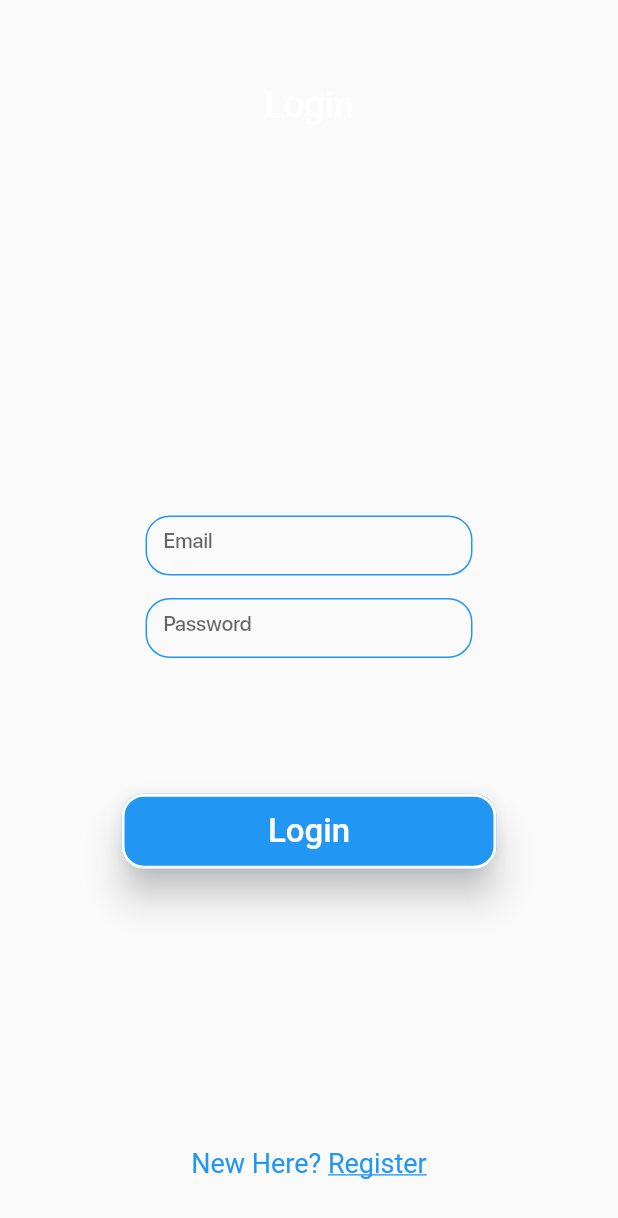
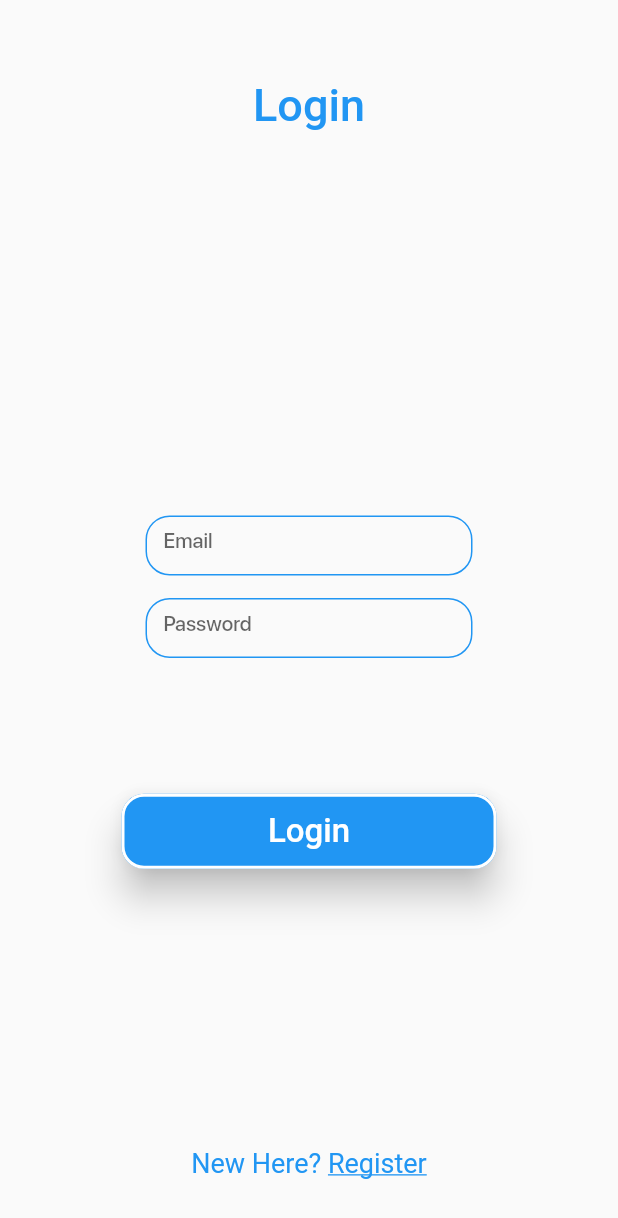
Before and after one commit to Sodiqjon95/apteka_uz, a Flutter app: the screen it shows after launch, on a phone screen of 412 x 824 dp. Shown: the top 1218 px of the screen. Run offline on Flutter 3.47's test engine with Material 2 defaults, Android fonts, the phone set to English and light mode, and no system bars; our stand-ins replace dio, flutter_bloc, fluttertoast, get_storage, mask_text_input_formatter; statements that could not run were skipped; project files that could hold a hidden picture were left out.

```diff
--- a/lib/cubits/products/products_cubit.dart
+++ b/lib/cubits/products/products_cubit.dart
@@ -1,3 +1,4 @@
+import 'package:apteka_uz/data/models/products/product_item.dart';
 import 'package:flutter_bloc/flutter_bloc.dart';
 import 'package:meta/meta.dart';
 
--- a/lib/data/models/products/drugs_item.dart
+++ b/lib/data/models/products/product_item.dart
@@ -1,6 +1,6 @@
 import 'package:json_annotation/json_annotation.dart';
 
-part 'drugs_item.g.dart';
+part 'product_item.g.dart';
 
 @JsonSerializable()
 class ProductItem {
@@ -23,7 +23,7 @@ class ProductItem {
       required this.quantity});
 
   factory ProductItem.fromJson(Map<String, dynamic> json) =>
-      _$DrugsItemFromJson(json);
+      _$ProductItemFromJson(json);
 
-  Map<String, dynamic> toJson() => _$DrugsItemToJson(this);
+  Map<String, dynamic> toJson() => _$ProductItemToJson(this);
 }
--- a/lib/data/repositories/products_repository.dart
+++ b/lib/data/repositories/products_repository.dart
@@ -1,4 +1,4 @@
-import 'package:apteka_uz/data/models/products/drugs_item.dart';
+import 'package:apteka_uz/data/models/products/product_item.dart';
 import 'package:apteka_uz/data/services/api_provider.dart';
 
 class ProductsRepository {
--- a/lib/data/services/api_provider.dart
+++ b/lib/data/services/api_provider.dart
@@ -1,7 +1,7 @@
 import 'dart:io';
 
 import 'package:apteka_uz/data/local/storage/storage.dart';
-import 'package:apteka_uz/data/models/products/drugs_item.dart';
+import 'package:apteka_uz/data/models/products/product_item.dart';
 import 'package:apteka_uz/utils/constants.dart';
 import 'package:dio/dio.dart';
 import 'package:flutter/widgets.dart';
--- a/lib/main.dart
+++ b/lib/main.dart
@@ -12,7 +12,7 @@ import 'package:get_storage/get_storage.dart';
 void main() async {
   WidgetsFlutterBinding.ensureInitialized();
   await GetStorage.init();
-  runApp(const MyApp());
+  runApp(const App());
 }
 
 class App extends StatelessWidget {
@@ -31,7 +31,7 @@ class App extends StatelessWidget {
           ),
         ),
       ],
-      child: BlocProvider(
+      child: BlocProvider<AuthCubit>(
         create: (context) => AuthCubit(
           productsRepository: context.read<ProductsRepository>(),
         ),
--- a/lib/presentations/auth/auth_page.dart
+++ b/lib/presentations/auth/auth_page.dart
@@ -0,0 +1,29 @@
+import 'package:apteka_uz/cubits/auth/auth_cubit.dart';
+import 'package:apteka_uz/presentations/auth/login_screen/login_screen.dart';
+import 'package:apteka_uz/presentations/auth/register_screen/register_screen.dart';
+import 'package:apteka_uz/presentations/home_screen/home_screen.dart';
+import 'package:flutter/widgets.dart';
+import 'package:flutter_bloc/flutter_bloc.dart';
+
+class AuthView extends StatelessWidget {
+  const AuthView({super.key});
+
+  @override
+  Widget build(BuildContext context) {
+    return BlocBuilder<AuthCubit, AuthState>(
+      builder: (context, state) {
+        if (state is SignInState) {
+          return const LoginPage();
+        } else if (state is SingUpState) {
+          return const RegisterPage();
+        } else if (state is AuthSuccesses) {
+          return const MyHomePage();
+        } else {
+          return const Center(
+            child: Text("AuthView"),
+          );
+        }
+      },
+    );
+  }
+}
--- a/lib/presentations/auth/login_screen/login_screen.dart
+++ b/lib/presentations/auth/login_screen/login_screen.dart
@@ -44,9 +44,9 @@ class _LoginPageState extends State<LoginPage> {
                 child: Text(
                   "Login",
                   style: TextStyle(
-                      fontSize: 24,
+                      fontSize: 30,
                       fontWeight: FontWeight.w500,
-                      color: Colors.white),
+                      color: Colors.blue),
                 ),
               ),
             ),
--- a/lib/presentations/auth/register_screen/register_screen.dart
+++ b/lib/presentations/auth/register_screen/register_screen.dart
@@ -44,7 +44,7 @@ class _RegisterPageState extends State<RegisterPage> {
               child: Text(
                 "Register",
                 style: TextStyle(
-                  fontSize: 24,
+                  fontSize: 26,
                   fontWeight: FontWeight.w500,
                   color: Colors.blue,
                 ),
--- a/lib/presentations/routes/routers.dart
+++ b/lib/presentations/routes/routers.dart
@@ -1,3 +1,4 @@
+import 'package:apteka_uz/presentations/auth/auth_page.dart';
 import 'package:apteka_uz/presentations/auth/login_screen/login_screen.dart';
 import 'package:apteka_uz/presentations/auth/register_screen/register_screen.dart';
 import 'package:apteka_uz/presentations/home_screen/home_screen.dart';
@@ -18,6 +19,8 @@ class MyRouter {
 
       case registerPage:
         return navigateTo(const RegisterPage());
+      case authPage:
+        return navigateTo(const AuthView());
 
       default:
         return navigateTo(
--- a/lib/utils/constants.dart
+++ b/lib/utils/constants.dart
@@ -1,15 +1,10 @@
-
-
 const String homePage = "/home_page";
 const String splashPage = "/splash_page";
 const String loginPage = "/login_page";
 const String registerPage = "/register_page";
-
-
-
-
+const String authPage = '/auth_page';
 
 const String BASE_URL = 'https://pharmacy-db-demo.herokuapp.com/api';
-const String  drugs = "/drugs";
-const String  register = "/accounts/register";
+const String drugs = "/drugs";
+const String register = "/accounts/register";
 const String login = "/accounts/login";
```
Also changed, not shown: lib/cubits/products/products_state.dart (+12 -0 lines), lib/presentations/search_screen/search_screen.dart (added, +106 -0 lines), lib/presentations/splash_screen.dart (+5 -6 lines), lib/utils/icons.dart (added, +12 -0 lines), assets/images/img.png (added), lib/data/models/products/product_item.g.dart.
